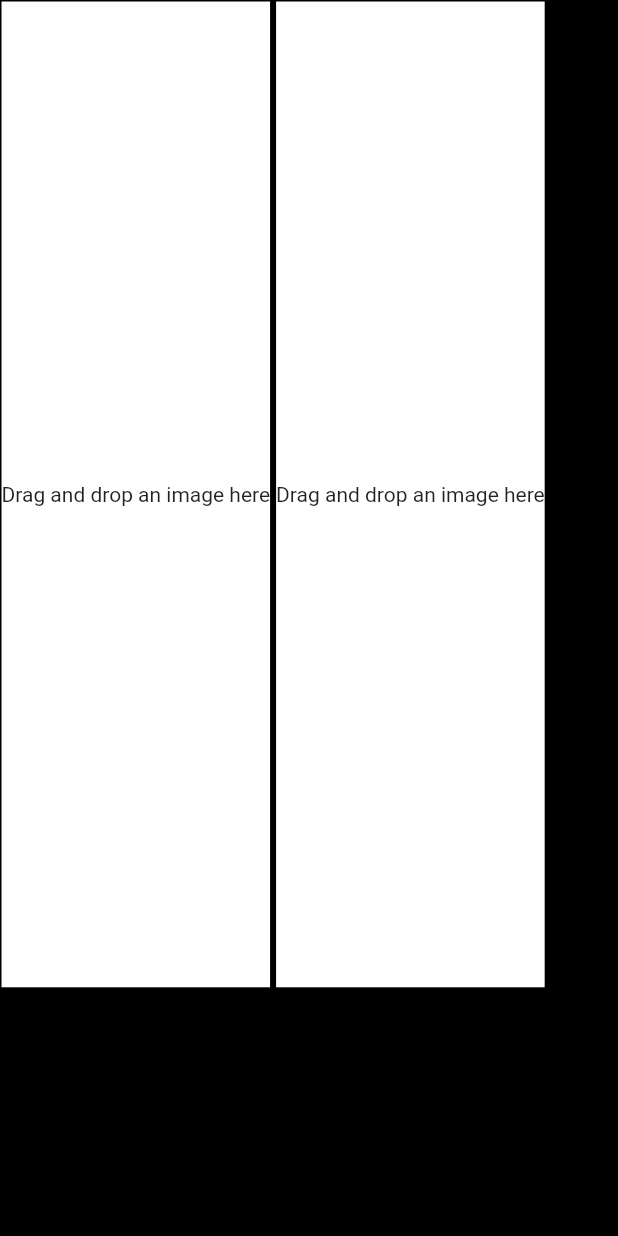
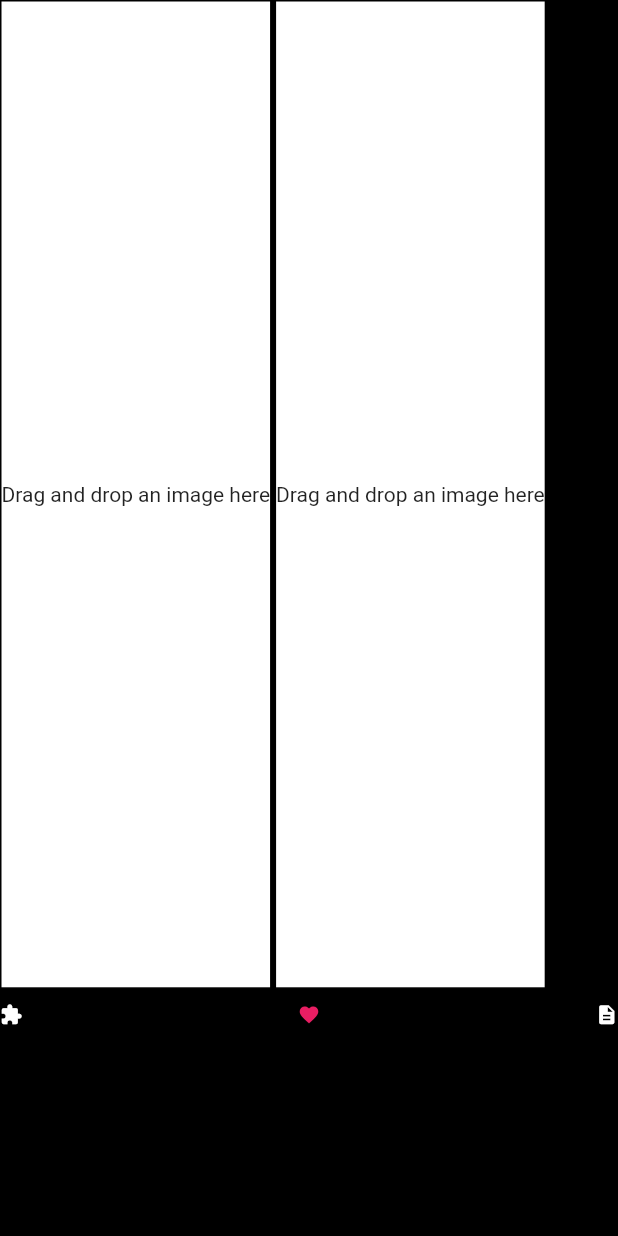
Before and after one commit to KanaanZafar/image_comparison_internal, a Flutter app: the TwoPhotosComparison screen opened directly, on a phone screen of 412 x 824 dp. Run offline on Flutter 3.47's test engine with Material 2 defaults, Android fonts, the phone set to English and light mode, and no system bars; our stand-ins replace bloc, flutter_bloc, image_gallery_saver, permission_handler; missing offline and left inert: photo_manager, photo_widget.

Commit message:
cropping fixed, adjust landscape/portrait according to photo in full screen

```diff
--- a/lib/components/large_image_tile.dart
+++ b/lib/components/large_image_tile.dart
@@ -24,8 +24,6 @@ class _LargeImageTileState extends State<LargeImageTile> {
 
   @override
   void initState() {
-    print("---width: ${widget.width}");
-    print("-----height: ${widget.height}");
     createComparisonStore =
         Provider.of<CreateComparisonStore>(context, listen: false);
 
@@ -39,6 +37,7 @@ class _LargeImageTileState extends State<LargeImageTile> {
           EdgeInsets.zero, //EdgeInsets.symmetric(horizontal: 1, vertical: 2),
       child: DragTarget(
         builder: (context, data, rejectedData) {
+
           return assetEntity == null
               ? Container(
                   width: widget.width,
@@ -58,14 +57,17 @@ class _LargeImageTileState extends State<LargeImageTile> {
                     showInFullScreen();
                   },
                   child: Container(
-                    height: widget.height, //double.infinity,
-                    width: widget.width, //double.infinity,
+                    height: widget.height,
+                    width: widget.width,
                     child: Stack(
                       fit: StackFit.expand,
                       children: [
-                        AssetWidget(
-                          asset: assetEntity,
-                          thumbSize: 2000,
+                        FittedBox(
+                          fit: BoxFit.contain,
+                          child: AssetWidget(
+                            asset: assetEntity,
+                            thumbSize: 2000,
+                          ),
                         ),
                         Align(
                           alignment: Alignment.bottomCenter,
@@ -138,8 +140,12 @@ class _LargeImageTileState extends State<LargeImageTile> {
     );
   }
 
-  showInFullScreen() {
-    setOrientationVertical();
+  showInFullScreen() async {
+    if (assetEntity.height >= assetEntity.width) {
+      await setOrientationVertical();
+    } else {
+      await setOrientationHorizontal();
+    }
     Navigator.push(
         context,
         MaterialPageRoute(
--- a/lib/components/side_action_bar_horizontal.dart
+++ b/lib/components/side_action_bar_horizontal.dart
@@ -22,35 +22,40 @@ class SideActionBarHorizontal extends StatelessWidget {
   @override
   Widget build(BuildContext context) {
     return Container(
-      // width: photoWidth,
+      width: photoWidth,
       height: isVertical ? null : SizeConfig.screenHeight,
       color: Colors.black,
       child: Column(
         mainAxisAlignment: MainAxisAlignment.start,
         crossAxisAlignment: CrossAxisAlignment.center,
         children: [
+          SizedBox(
+            height: 10,
+          ),
           Row(
+            mainAxisAlignment: MainAxisAlignment.spaceBetween,
             children: [
-              /*      IconButton(
-                  icon: Icon(
+              InkWell(
+                  child: Icon(
                     Icons.extension,
+                    size: iconSize,
                     color: Colors.white,
                   ),
-                  iconSize: iconSize,
-                  onPressed: () {
+                  onTap: () {
                     saveIntoGallery(
                         Provider.of<CreateComparisonStore>(context,
                                 listen: false)
                             .acceptedEntities,
                         context);
                   }),
-              IconButton(
-                  icon: Icon(
+              InkWell(
+                  child: Icon(
                     Icons.favorite,
+                    size: iconSize,
                     color: Colors.pink,
                   ),
-                  iconSize: iconSize,
-                  onPressed: () {
+//                  iconSize: iconSize,
+                  onTap: () {
                     saveIntoGallery(
                         Provider.of<CreateComparisonStore>(context,
                                 listen: false)
@@ -58,19 +63,18 @@ class SideActionBarHorizontal extends StatelessWidget {
                         context,
                         message: "No favorite image selected");
                   }),
-              IconButton(
-                  icon: Icon(
+              InkWell(
+                  child: Icon(
                     Icons.description,
                     color: Colors.white,
+                    size: iconSize,
                   ),
-                  iconSize: iconSize,
-                  onPressed: () {
+                  onTap: () {
                     CreateComparisonStore createComparisonStore =
                         Provider.of<CreateComparisonStore>(context,
                             listen: false);
                     createComparisonStore.restoreTemporarilyDeleted();
                   })
-       */
             ],
           ),
           Expanded(
--- a/lib/screens/create_comparison/four_photos_comparison.dart
+++ b/lib/screens/create_comparison/four_photos_comparison.dart
@@ -37,7 +37,6 @@ class _FourPhotosComparisonState extends State<FourPhotosComparison> {
                     ],
                   )),
               SideActionBarHorizontal(
-                // width: 125,
                 isVertical: false,
                 iconSize: 15,
               )
--- a/lib/screens/show_gallery.dart
+++ b/lib/screens/show_gallery.dart
@@ -164,7 +164,7 @@ class _ShowGalleryScreenState extends State<ShowGalleryScreen> {
                     color: Colors.yellow,
                   ),
                   onPressed: () {
-                    proceedToComparison(ComparisonType.fourPhotos);
+//                    proceedToComparison(ComparisonType.fourPhotos);
                   }),
               SizedBox(
                 width: 10,
@@ -188,7 +188,7 @@ class _ShowGalleryScreenState extends State<ShowGalleryScreen> {
                     color: Colors.amber,
                   ),
                   onPressed: () {
-                    proceedToComparison(ComparisonType.twoPhotos);
+//                    proceedToComparison(ComparisonType.twoPhotos);
                   })
             ],
           ),
```
Also changed, not shown: lib/screens/create_comparison/three_photos_comparison.dart (+6 -4 lines), lib/screens/show_full_image.dart (+7 -10 lines), lib/utils/helper.dart (+0 -9 lines).
